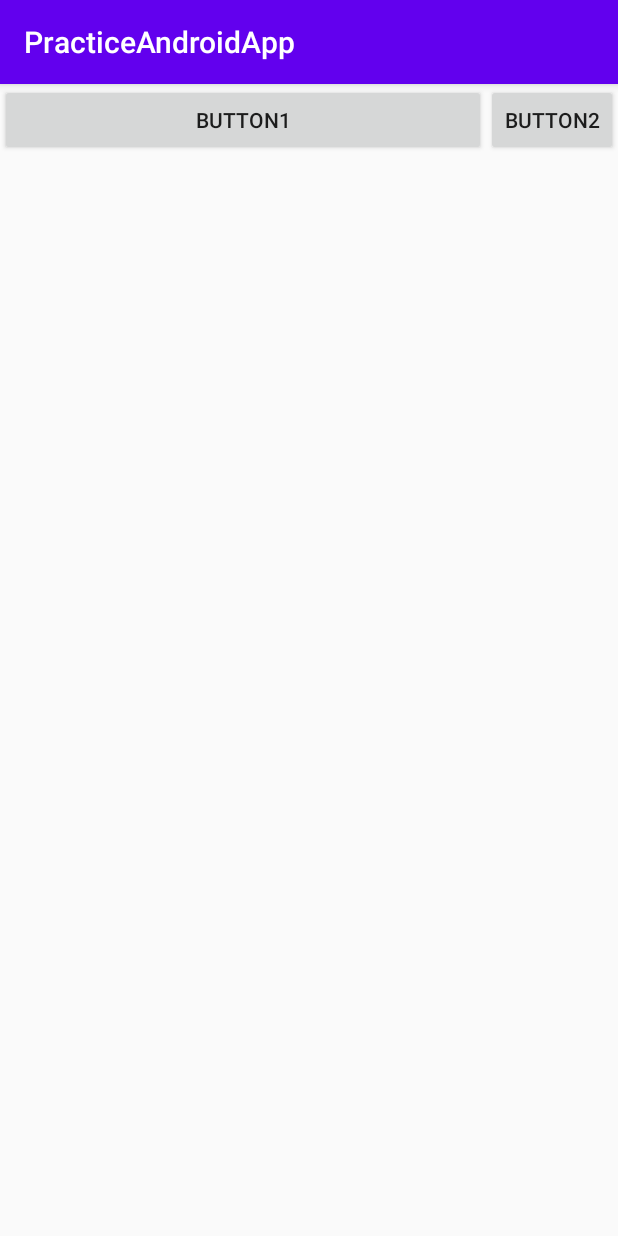
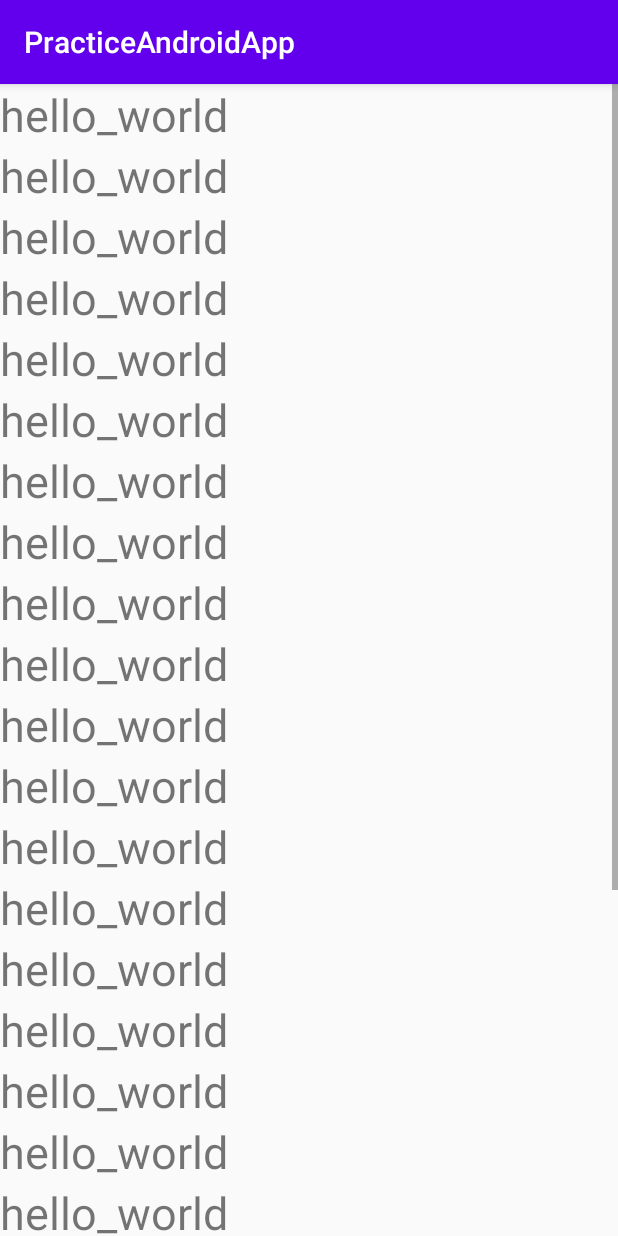
Before and after one commit to KnightOrKnave/AndroidPractice, an Android app: the Pract2Activity screen opened directly, with no data from a screen before it, on a phone screen of 412 x 824 dp. Run offline under Robolectric (Android 15) with nearby library versions, the phone set to English and light mode, and no system bars.

Commit message:
add pract2 scroll layout

```diff
--- a/app/src/main/res/layout/activity_pract2.xml
+++ b/app/src/main/res/layout/activity_pract2.xml
@@ -6,20 +6,182 @@
     android:layout_height="match_parent"
     tools:context=".Pract2Activity">
 
-    <LinearLayout
+    <ScrollView xmlns:android="http://schemas.android.com/apk/res/android"
+        xmlns:tools="http://schemas.android.com/tools"
+        android:id="@+id/ScrollView1"
         android:layout_width="match_parent"
         android:layout_height="match_parent"
-        android:orientation="horizontal">
-        <Button
-            android:layout_width="0dp"
-            android:layout_height="wrap_content"
-            android:layout_weight="1"
-            android:text="Button1" />
+        android:layout_centerInParent="true"
+        tools:context=".MainActivity">
 
-        <Button
-            android:layout_width="wrap_content"
-            android:layout_height="wrap_content"
-            android:text="Button2" />
-    </LinearLayout>
+        <LinearLayout
+            android:layout_width="match_parent"
+            android:layout_height="match_parent"
+            android:orientation="vertical">
 
+            <TextView
+                android:layout_width="wrap_content"
+                android:layout_height="wrap_content"
+                android:text="hello_world"
+                android:textSize="30dp" />
+
+            <TextView
+                android:layout_width="wrap_content"
+                android:layout_height="wrap_content"
+                android:text="hello_world"
+                android:textSize="30dp" />
+
+            <TextView
+                android:layout_width="wrap_content"
+                android:layout_height="wrap_content"
+                android:text="hello_world"
+                android:textSize="30dp" />
+
+            <TextView
+                android:layout_width="wrap_content"
+                android:layout_height="wrap_content"
+                android:text="hello_world"
+                android:textSize="30dp" />
+
+            <TextView
+                android:layout_width="wrap_content"
+                android:layout_height="wrap_content"
+                android:text="hello_world"
+                android:textSize="30dp" />
+
+            <TextView
+                android:layout_width="wrap_content"
+                android:layout_height="wrap_content"
+                android:text="hello_world"
+                android:textSize="30dp" />
+
+            <TextView
+                android:layout_width="wrap_content"
+                android:layout_height="wrap_content"
+                android:text="hello_world"
+                android:textSize="30dp" />
+
+            <TextView
+                android:layout_width="wrap_content"
+                android:layout_height="wrap_content"
+                android:text="hello_world"
+                android:textSize="30dp" />
+
+            <TextView
+                android:layout_width="wrap_content"
+                android:layout_height="wrap_content"
+                android:text="hello_world"
+                android:textSize="30dp" />
+
+            <TextView
+                android:layout_width="wrap_content"
+                android:layout_height="wrap_content"
+                android:text="hello_world"
+                android:textSize="30dp" />
+
+            <TextView
+                android:layout_width="wrap_content"
+                android:layout_height="wrap_content"
+                android:text="hello_world"
+                android:textSize="30dp" />
+
+            <TextView
+                android:layout_width="wrap_content"
+                android:layout_height="wrap_content"
+                android:text="hello_world"
+                android:textSize="30dp" />
+
+            <TextView
+                android:layout_width="wrap_content"
+                android:layout_height="wrap_content"
+                android:text="hello_world"
+                android:textSize="30dp" />
+
+            <TextView
+                android:layout_width="wrap_content"
+                android:layout_height="wrap_content"
+                android:text="hello_world"
+                android:textSize="30dp" />
+
+            <TextView
+                android:layout_width="wrap_content"
+                android:layout_height="wrap_content"
+                android:text="hello_world"
+                android:textSize="30dp" />
+
+            <TextView
+                android:layout_width="wrap_content"
+                android:layout_height="wrap_content"
+                android:text="hello_world"
+                android:textSize="30dp" />
+
+            <TextView
+                android:layout_width="wrap_content"
+                android:layout_height="wrap_content"
+                android:text="hello_world"
+                android:textSize="30dp" />
+
+            <TextView
+                android:layout_width="wrap_content"
+                android:layout_height="wrap_content"
+                android:text="hello_world"
+                android:textSize="30dp" />
+
+            <TextView
+                android:layout_width="wrap_content"
+                android:layout_height="wrap_content"
+                android:text="hello_world"
+                android:textSize="30dp" />
+
+            <TextView
+                android:layout_width="wrap_content"
+                android:layout_height="wrap_content"
+                android:text="hello_world"
+                android:textSize="30dp" />
+
+            <TextView
+                android:layout_width="wrap_content"
+                android:layout_height="wrap_content"
+                android:text="hello_world"
+                android:textSize="30dp" />
+
+            <TextView
+                android:layout_width="wrap_content"
+                android:layout_height="wrap_content"
+                android:text="hello_world"
+                android:textSize="30dp" />
+
+            <TextView
+                android:layout_width="wrap_content"
+                android:layout_height="wrap_content"
+                android:text="hello_world"
+                android:textSize="30dp" />
+
+            <TextView
+                android:layout_width="wrap_content"
+                android:layout_height="wrap_content"
+                android:text="hello_world"
+                android:textSize="30dp" />
+
+            <TextView
+                android:layout_width="wrap_content"
+                android:layout_height="wrap_content"
+                android:text="hello_world"
+                android:textSize="30dp" />
+
+            <TextView
+                android:layout_width="wrap_content"
+                android:layout_height="wrap_content"
+                android:text="hello_world"
+                android:textSize="30dp" />
+
+            <TextView
+                android:layout_width="wrap_content"
+                android:layout_height="wrap_content"
+                android:text="hello_world"
+                android:textSize="30dp" />
+
+        </LinearLayout>
+
+    </ScrollView>
 </androidx.constraintlayout.widget.ConstraintLayout>
```
